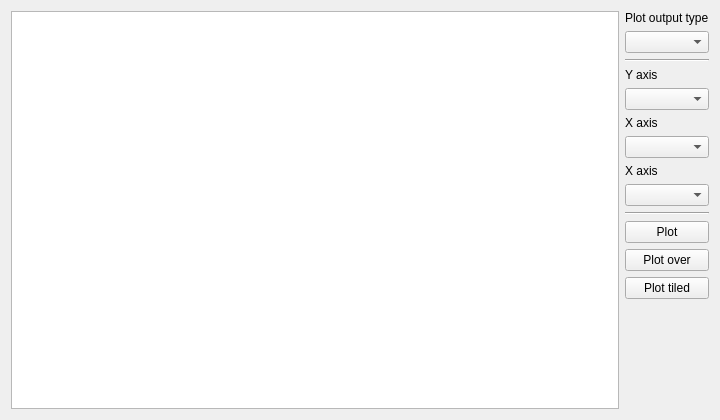
Qt form qt/scientific_interfaces/ISISReflectometry/GUI/Plotting/PlottingWidget.ui (mantidproject/mantid) before a commit.
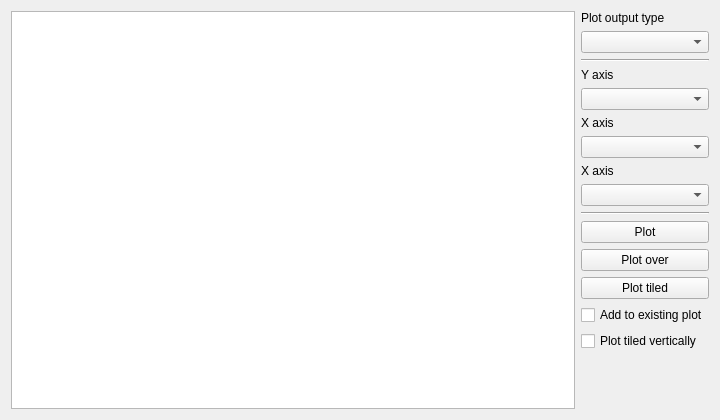
The same form after that commit. Custom widgets are drawn as their Qt base class.

Commit message: Improve ISIS Reflectometry plotting tab

```diff
--- a/qt/scientific_interfaces/ISISReflectometry/GUI/Plotting/PlottingWidget.ui
+++ b/qt/scientific_interfaces/ISISReflectometry/GUI/Plotting/PlottingWidget.ui
@@ -98,6 +98,20 @@
        </property>
       </widget>
      </item>
+     <item>
+      <widget class="QCheckBox" name="addToExistingPlot">
+       <property name="text">
+        <string>Add to existing plot</string>
+       </property>
+      </widget>
+     </item>
+     <item>
+      <widget class="QCheckBox" name="plotTiledVertically">
+       <property name="text">
+        <string>Plot tiled vertically</string>
+       </property>
+      </widget>
+     </item>
      <item>
       <spacer name="verticalSpacer">
        <property name="orientation">
```
The commit also changes 18 other files.
